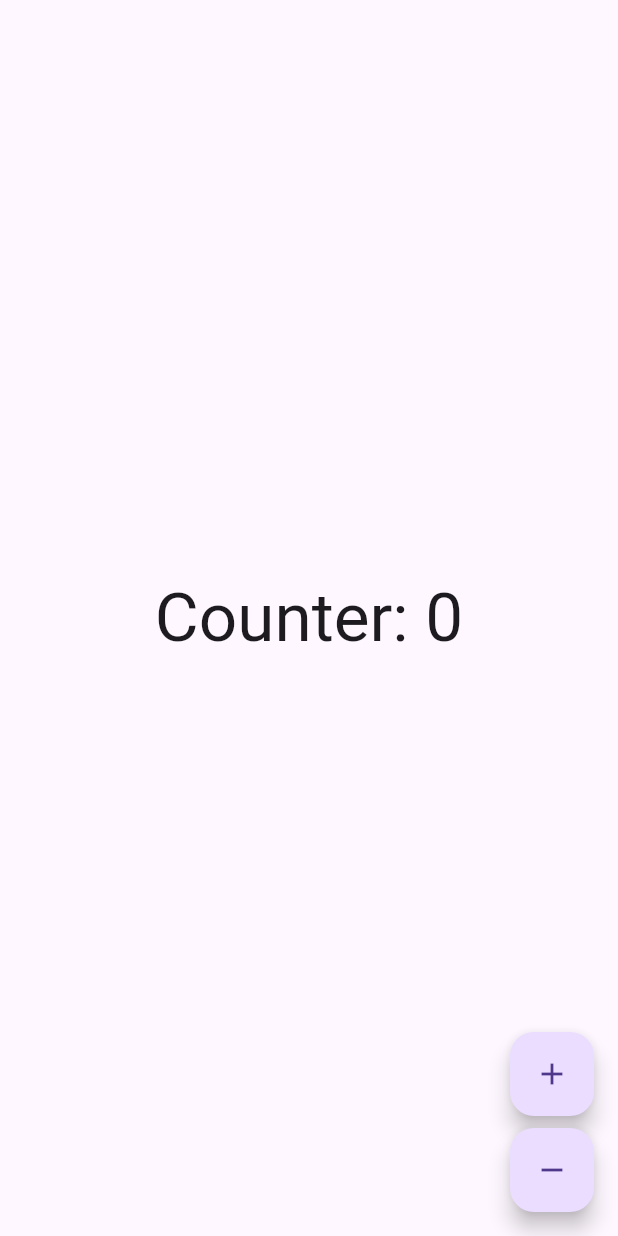
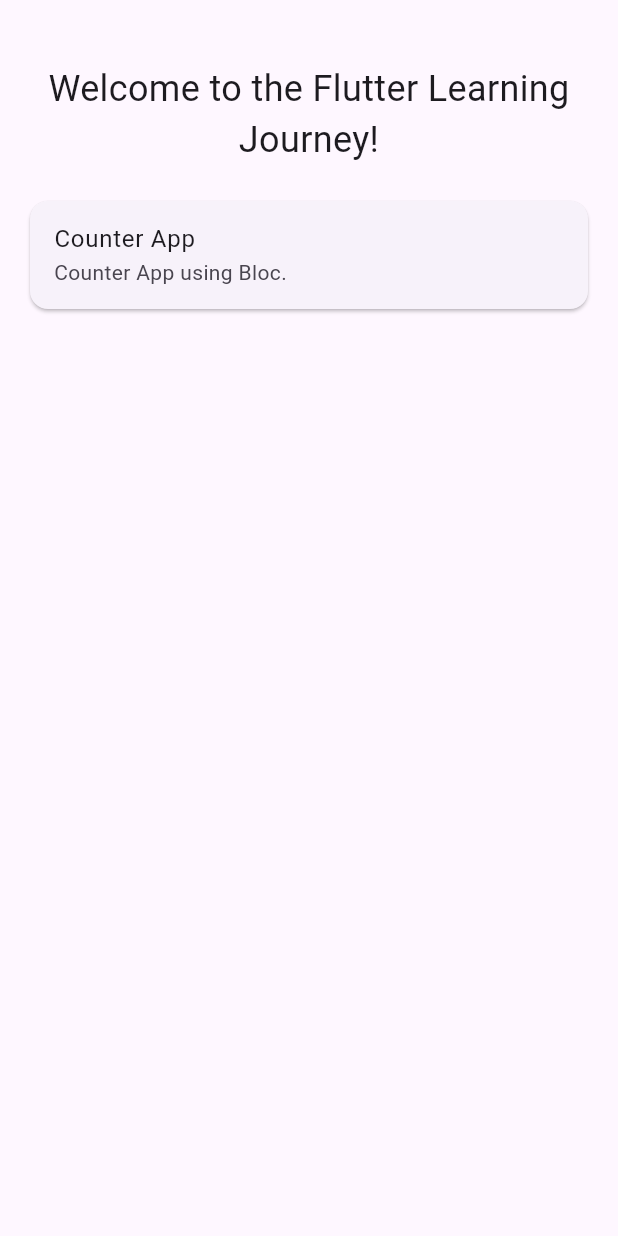
Before and after one commit to ramoRJ96/flutter_learning_journey, a Flutter app: the screen it shows after launch, on a phone screen of 412 x 824 dp. Run offline on Flutter 3.47's test engine with Material 3 defaults, Android fonts, the phone set to English and light mode, and no system bars; our stand-ins replace bloc, flutter_bloc.

Commit message:
Add home page

```diff
--- a/lib/bloc_state_management/flutter_counter/app.dart
+++ b/lib/bloc_state_management/flutter_counter/app.dart
@@ -1,10 +1,17 @@
 import 'package:flutter/material.dart';
+import '../home.dart';
 import 'counter/view/counter_page.dart';
 
-
 /// {@template counter_app}
-/// A [MaterialApp] which sets the `home` to [CounterPage].
+/// A [MaterialApp] which sets the `home` to [Home].
 /// {@endtemplate}
 class CounterApp extends MaterialApp {
-  const CounterApp({super.key}) : super(home: const CounterPage());
+  CounterApp({super.key})
+    : super(
+        home: const Home(),
+        routes: {
+          '/counter': (context) => const CounterPage(),
+          // Add other routes here as needed
+        },
+      );
 }
--- a/lib/bloc_state_management/flutter_counter/counter/view/counter_view.dart
+++ b/lib/bloc_state_management/flutter_counter/counter/view/counter_view.dart
@@ -15,6 +15,9 @@ class CounterView extends StatelessWidget {
     final textTheme = Theme.of(context).textTheme;
 
     return Scaffold(
+      appBar: AppBar(
+        title: const Text('Counter'),
+      ),
       body: Center(
         child: BlocBuilder<CounterCubit, int>(
           builder: (context, state) {
@@ -30,12 +33,14 @@ class CounterView extends StatelessWidget {
         crossAxisAlignment: CrossAxisAlignment.end,
         children: <Widget>[
           FloatingActionButton(
+            heroTag: 'increment',
             key: const Key('counterView_increment_floatingActionButton'),
             child: const Icon(Icons.add),
             onPressed: () => context.read<CounterCubit>().increment(),
           ),
           const SizedBox(height: 8),
           FloatingActionButton(
+            heroTag: 'decrement',
             key: const Key('counterView_decrement_floatingActionButton'),
             child: const Icon(Icons.remove),
             onPressed: () => context.read<CounterCubit>().decrement(),
--- /dev/null
+++ b/lib/bloc_state_management/home.dart
@@ -0,0 +1,39 @@
+import 'package:flutter/material.dart';
+
+class Home extends StatelessWidget {
+  const Home({super.key});
+
+  @override
+  Widget build(BuildContext context) {
+    return Scaffold(
+      body: SafeArea(
+        child: Padding(
+          padding: const EdgeInsets.symmetric(
+            horizontal: 16.0,
+            vertical: 42.0,
+          ),
+          child: Column(
+            mainAxisAlignment: MainAxisAlignment.start,
+            children: [
+              Text(
+                'Welcome to the Flutter Learning Journey!',
+                style: TextStyle(fontSize: 24),
+                textAlign: TextAlign.center,
+              ),
+              SizedBox(height: 20),
+              Card(
+                child: ListTile(
+                  title: Text('Counter App'),
+                  subtitle: Text('Counter App using Bloc.'),
+                  onTap: () {
+                    Navigator.pushNamed(context, '/counter');
+                  },
+                ),
+              ),
+            ],
+          ),
+        ),
+      ),
+    );
+  }
+}
--- a/lib/main.dart
+++ b/lib/main.dart
@@ -6,5 +6,5 @@ import 'bloc_state_management/flutter_counter/counter_observer.dart';
 
 void main() {
   Bloc.observer = const CounterObserver();
-  runApp(const CounterApp());
+  runApp(CounterApp());
 }
--- a/pubspec.yaml
+++ b/pubspec.yaml
@@ -36,6 +36,7 @@ dependencies:
   cupertino_icons: ^1.0.8
   bloc: ^9.0.0
   flutter_bloc: ^9.1.1
+  equatable: ^2.0.7
 
 dev_dependencies:
   flutter_test:
```
Also changed, not shown: pubspec.lock.
